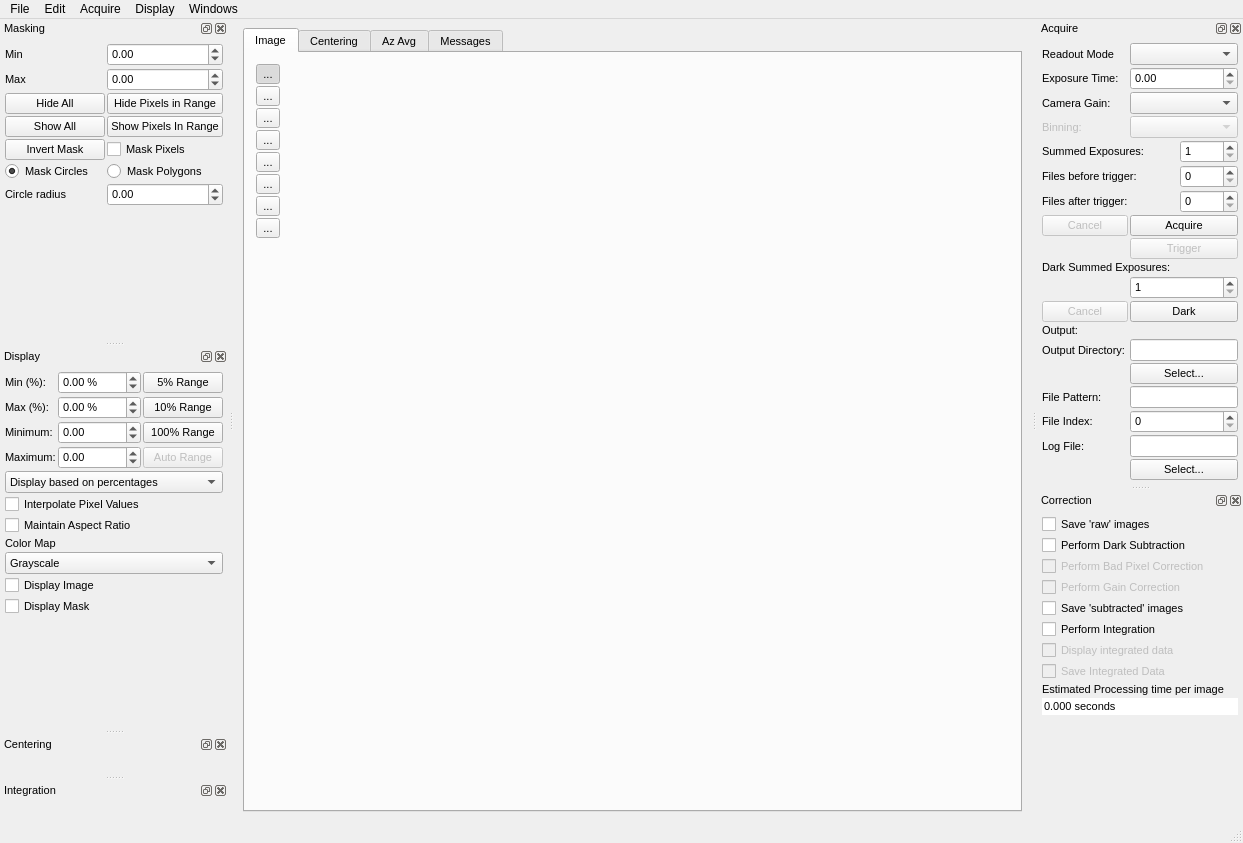
Old version of the form qxrdwindow.ui in the repository guyjennings/qxrd.
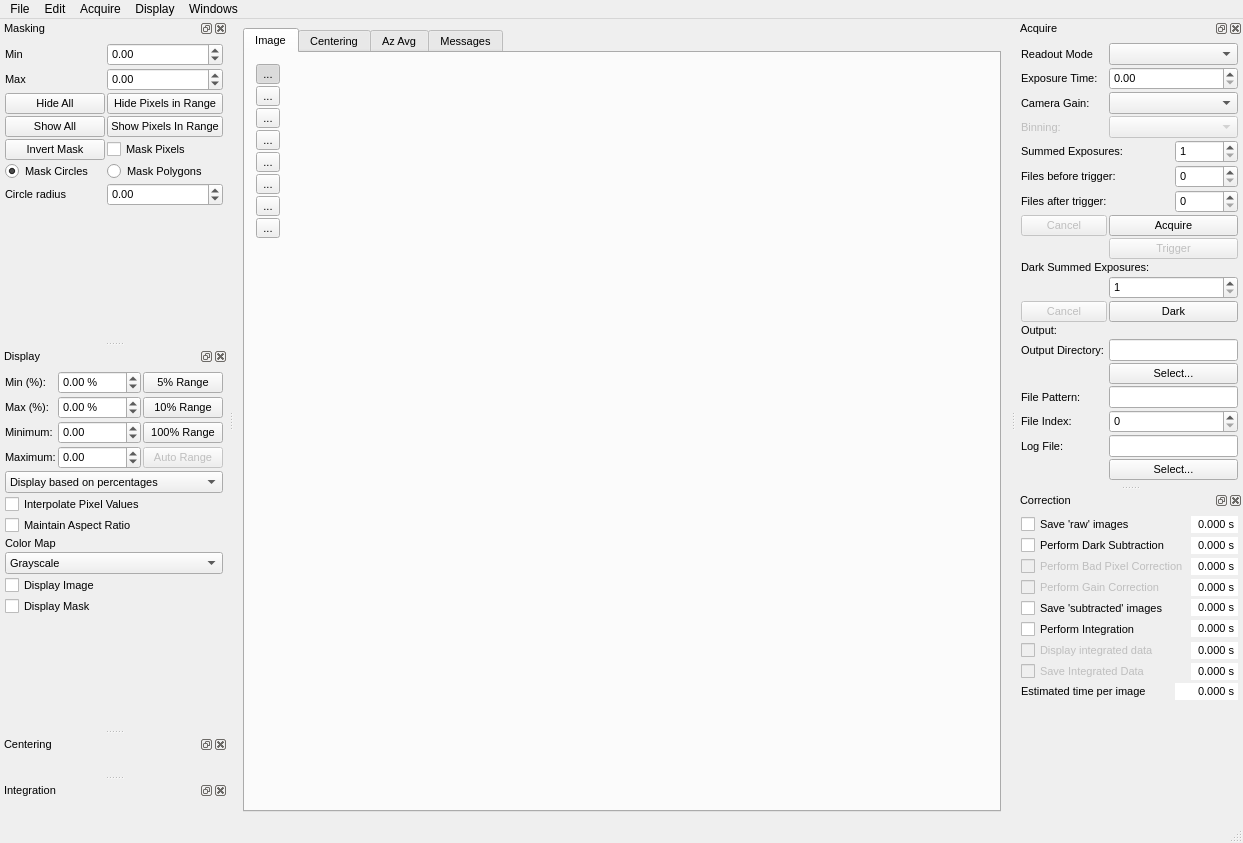
New version of the form. Icons and pictures are not drawn. Custom widgets are drawn as their Qt base class.

Commit message: Display estimated times of individual processing steps

The edit to the form file:
```diff
--- a/qxrdwindow.ui
+++ b/qxrdwindow.ui
@@ -1389,14 +1389,14 @@
     <number>2</number>
    </attribute>
    <widget class="QWidget" name="dockWidgetContents_3">
-    <layout class="QVBoxLayout" name="verticalLayout">
-     <property name="spacing">
-      <number>2</number>
-     </property>
+    <layout class="QGridLayout" name="gridLayout_8">
      <property name="margin">
       <number>5</number>
      </property>
-     <item>
+     <property name="spacing">
+      <number>2</number>
+     </property>
+     <item row="0" column="0">
       <widget class="QCheckBox" name="m_SaveRaw">
        <property name="font">
         <font>
@@ -1411,7 +1411,29 @@
        </property>
       </widget>
      </item>
-     <item>
+     <item row="0" column="2">
+      <widget class="QDoubleSpinBox" name="m_SaveRawTime">
+       <property name="frame">
+        <bool>false</bool>
+       </property>
+       <property name="alignment">
+        <set>Qt::AlignRight|Qt::AlignTrailing|Qt::AlignVCenter</set>
+       </property>
+       <property name="readOnly">
+        <bool>true</bool>
+       </property>
+       <property name="buttonSymbols">
+        <enum>QAbstractSpinBox::NoButtons</enum>
+       </property>
+       <property name="suffix">
+        <string> s</string>
+       </property>
+       <property name="decimals">
+        <number>3</number>
+       </property>
+      </widget>
+     </item>
+     <item row="1" column="0">
       <widget class="QCheckBox" name="m_PerformDark">
        <property name="font">
         <font>
@@ -1426,7 +1448,29 @@
        </property>
       </widget>
      </item>
-     <item>
+     <item row="1" column="2">
+      <widget class="QDoubleSpinBox" name="m_PerformDarkTime">
+       <property name="frame">
+        <bool>false</bool>
+       </property>
+       <property name="alignment">
+        <set>Qt::AlignRight|Qt::AlignTrailing|Qt::AlignVCenter</set>
+       </property>
+       <property name="readOnly">
+        <bool>true</bool>
+       </property>
+       <property name="buttonSymbols">
+        <enum>QAbstractSpinBox::NoButtons</enum>
+       </property>
+       <property name="suffix">
+        <string> s</string>
+       </property>
+       <property name="decimals">
+        <number>3</number>
+       </property>
+      </widget>
+     </item>
+     <item row="2" column="0" colspan="2">
       <widget class="QCheckBox" name="m_PerformBadPixels">
        <property name="enabled">
         <bool>false</bool>
@@ -1444,7 +1488,29 @@
        </property>
       </widget>
      </item>
-     <item>
+     <item row="2" column="2">
+      <widget class="QDoubleSpinBox" name="m_PerformBadPixelsTime">
+       <property name="frame">
+        <bool>false</bool>
+       </property>
+       <property name="alignment">
+        <set>Qt::AlignRight|Qt::AlignTrailing|Qt::AlignVCenter</set>
+       </property>
+       <property name="readOnly">
+        <bool>true</bool>
+       </property>
+       <property name="buttonSymbols">
+        <enum>QAbstractSpinBox::NoButtons</enum>
+       </property>
+       <property name="suffix">
+        <string> s</string>
+       </property>
+       <property name="decimals">
+        <number>3</number>
+       </property>
+      </widget>
+     </item>
+     <item row="3" column="0">
       <widget class="QCheckBox" name="m_PerformGainCorrection">
        <property name="enabled">
         <bool>false</bool>
@@ -1462,7 +1528,29 @@
        </property>
       </widget>
      </item>
-     <item>
+     <item row="3" column="2">
+      <widget class="QDoubleSpinBox" name="m_PerformGainCorrectionTime">
+       <property name="frame">
+        <bool>false</bool>
+       </property>
+       <property name="alignment">
+        <set>Qt::AlignRight|Qt::AlignTrailing|Qt::AlignVCenter</set>
+       </property>
+       <property name="readOnly">
+        <bool>true</bool>
+       </property>
+       <property name="buttonSymbols">
+        <enum>QAbstractSpinBox::NoButtons</enum>
+       </property>
+       <property name="suffix">
+        <string> s</string>
+       </property>
+       <property name="decimals">
+        <number>3</number>
+       </property>
+      </widget>
+     </item>
+     <item row="4" column="0" rowspan="2">
       <widget class="QCheckBox" name="m_SaveSubtracted">
        <property name="font">
         <font>
@@ -1477,7 +1565,51 @@
        </property>
       </widget>
      </item>
-     <item>
+     <item row="4" column="2">
+      <widget class="QDoubleSpinBox" name="m_SaveSubtractedTime">
+       <property name="frame">
+        <bool>false</bool>
+       </property>
+       <property name="alignment">
+        <set>Qt::AlignRight|Qt::AlignTrailing|Qt::AlignVCenter</set>
+       </property>
+       <property name="readOnly">
+        <bool>true</bool>
+       </property>
+       <property name="buttonSymbols">
+        <enum>QAbstractSpinBox::NoButtons</enum>
+       </property>
+       <property name="suffix">
+        <string> s</string>
+       </property>
+       <property name="decimals">
+        <number>3</number>
+       </property>
+      </widget>
+     </item>
+     <item row="5" column="2" rowspan="2">
+      <widget class="QDoubleSpinBox" name="m_PerformIntegrationTime">
+       <property name="frame">
+        <bool>false</bool>
+       </property>
+       <property name="alignment">
+        <set>Qt::AlignRight|Qt::AlignTrailing|Qt::AlignVCenter</set>
+       </property>
+       <property name="readOnly">
+        <bool>true</bool>
+       </property>
+       <property name="buttonSymbols">
+        <enum>QAbstractSpinBox::NoButtons</enum>
+       </property>
+       <property name="suffix">
+        <string> s</string>
+       </property>
+       <property name="decimals">
+        <number>3</number>
+       </property>
+      </widget>
+     </item>
+     <item row="6" column="0">
       <widget class="QCheckBox" name="m_PerformIntegration">
        <property name="font">
         <font>
@@ -1492,7 +1624,7 @@
        </property>
       </widget>
      </item>
-     <item>
+     <item row="7" column="0">
       <widget class="QCheckBox" name="m_DisplayIntegratedData">
        <property name="enabled">
         <bool>false</bool>
@@ -1510,7 +1642,29 @@
        </property>
       </widget>
      </item>
-     <item>
+     <item row="7" column="2">
+      <widget class="QDoubleSpinBox" name="m_DisplayIntegratedDataTime">
+       <property name="frame">
+        <bool>false</bool>
+       </property>
+       <property name="alignment">
+        <set>Qt::AlignRight|Qt::AlignTrailing|Qt::AlignVCenter</set>
+       </property>
+       <property name="readOnly">
+        <bool>true</bool>
+       </property>
+       <property name="buttonSymbols">
+        <enum>QAbstractSpinBox::NoButtons</enum>
+       </property>
+       <property name="suffix">
+        <string> s</string>
+       </property>
+       <property name="decimals">
+        <number>3</number>
+       </property>
+      </widget>
+     </item>
+     <item row="8" column="0">
       <widget class="QCheckBox" name="m_SaveIntegratedData">
        <property name="enabled">
         <bool>false</bool>
@@ -1528,14 +1682,36 @@
        </property>
       </widget>
      </item>
-     <item>
+     <item row="8" column="2">
+      <widget class="QDoubleSpinBox" name="m_SaveIntegratedDataTime">
+       <property name="frame">
+        <bool>false</bool>
+       </property>
+       <property name="alignment">
+        <set>Qt::AlignRight|Qt::AlignTrailing|Qt::AlignVCenter</set>
+       </property>
+       <property name="readOnly">
+        <bool>true</bool>
+       </property>
+       <property name="buttonSymbols">
+        <enum>QAbstractSpinBox::NoButtons</enum>
+       </property>
+       <property name="suffix">
+        <string> s</string>
+       </property>
+       <property name="decimals">
+        <number>3</number>
+       </property>
+      </widget>
+     </item>
+     <item row="9" column="0">
       <widget class="QLabel" name="label_16">
        <property name="text">
-        <string>Estimated Processing time per image</string>
+        <string>Estimated time per image</string>
        </property>
       </widget>
      </item>
-     <item>
+     <item row="9" column="1" colspan="2">
       <widget class="QDoubleSpinBox" name="m_EstimatedProcessingTime">
        <property name="toolTip">
         <string>Estimated processing time</string>
@@ -1543,6 +1719,9 @@
        <property name="frame">
         <bool>false</bool>
        </property>
+       <property name="alignment">
+        <set>Qt::AlignRight|Qt::AlignTrailing|Qt::AlignVCenter</set>
+       </property>
        <property name="readOnly">
         <bool>true</bool>
        </property>
@@ -1550,14 +1729,14 @@
         <enum>QAbstractSpinBox::NoButtons</enum>
        </property>
        <property name="suffix">
-        <string> seconds</string>
+        <string> s</string>
        </property>
        <property name="decimals">
         <number>3</number>
        </property>
       </widget>
      </item>
-     <item>
+     <item row="10" column="0" colspan="3">
       <spacer name="verticalSpacer_2">
        <property name="orientation">
         <enum>Qt::Vertical</enum>
```
Left out of the diff: 4 changed lines with no effect on the pictures. The commit also changes 1 other file.
